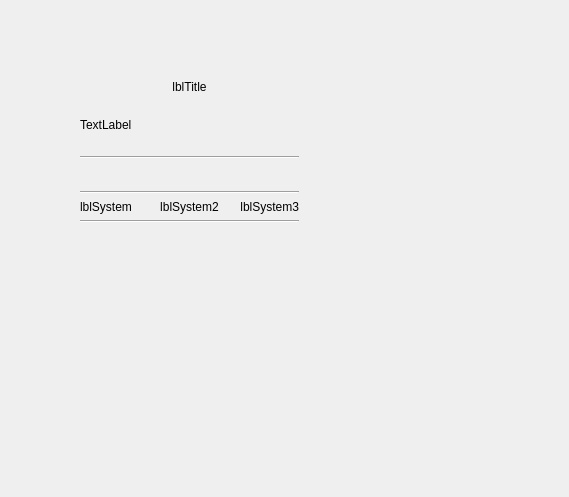
Qt form cpp/divers/browser/browser_img_v0.0.1/browser/slidewidget.ui (gcode-mirror/openphysic) before a commit.
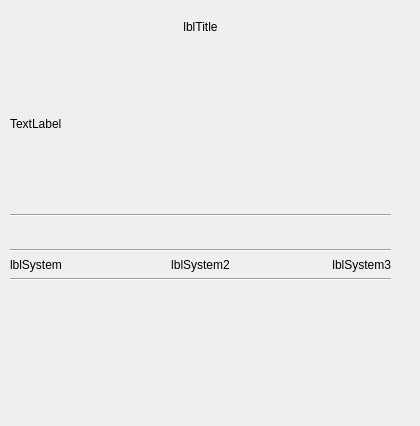
The same form after that commit. Custom widgets are drawn as their Qt base class.

Diff of the .ui file:
```diff
--- a/cpp/divers/browser/browser_img_v0.0.1/browser/slidewidget.ui
+++ b/cpp/divers/browser/browser_img_v0.0.1/browser/slidewidget.ui
@@ -6,8 +6,8 @@
    <rect>
     <x>0</x>
     <y>0</y>
-    <width>569</width>
-    <height>497</height>
+    <width>420</width>
+    <height>426</height>
    </rect>
   </property>
   <property name="windowTitle">
@@ -16,10 +16,10 @@
   <widget class="QWidget" name="layoutWidget">
    <property name="geometry">
     <rect>
-     <x>80</x>
-     <y>80</y>
-     <width>219</width>
-     <height>143</height>
+     <x>10</x>
+     <y>20</y>
+     <width>381</width>
+     <height>261</height>
     </rect>
    </property>
    <layout class="QVBoxLayout" name="verticalLayout">
```
